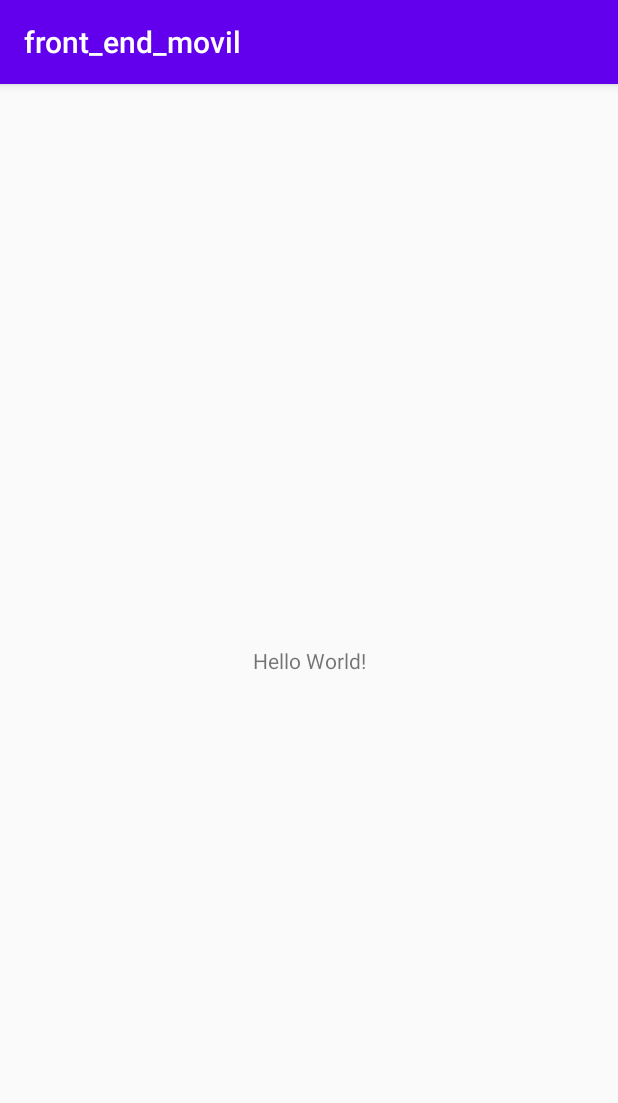
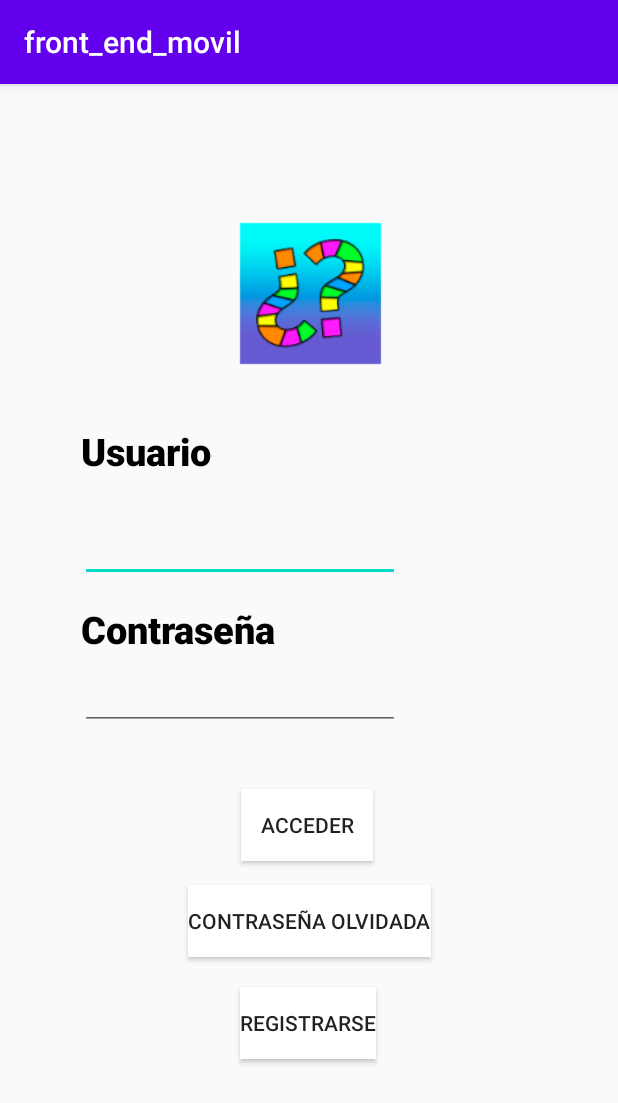
Before and after one commit to UNIZAR-30226-2021-10/front-end-movil, an Android app: the screen it shows after launch (MenuPrincipal), on a phone screen of 412 x 824 dp. Shown: the top 1103 px of the screen. Run offline under Robolectric (Android 15) with nearby library versions, the phone set to English and light mode, and no system bars.

Commit message:
avanzada pantalla menu principal falta posicionar bien los objetos

```diff
--- a/app/src/main/java/eina/unizar/front_end_movil/MenuPrincipal.java
+++ b/app/src/main/java/eina/unizar/front_end_movil/MenuPrincipal.java
@@ -6,6 +6,7 @@ import android.content.Intent;
 import android.os.Bundle;
 import android.view.View;
 import android.widget.Button;
+import android.widget.EditText;
 
 public class MenuPrincipal extends AppCompatActivity {
 
@@ -15,6 +16,9 @@ public class MenuPrincipal extends AppCompatActivity {
     private static final int OPTION_ACCEDER = 0;
     private static final int OPTION_PASSWORD = 1;
     private static final int OPTION_REGISTRO = 2;
+
+    private EditText usuario;
+    private EditText password;
 
     /**
      * Called when the activity is first created.
@@ -27,6 +31,11 @@ public class MenuPrincipal extends AppCompatActivity {
         super.onCreate(savedInstanceState);
         setContentView(R.layout.menu_principal);
 
+        //EDIT TEXT DE USUARIO
+        usuario = findViewById(R.id.nombre_usuario);
+        //EDIT TEXT DE CONTRASEÑA
+        password = findViewById(R.id.texto_contasenya);
+
         // Botón de acceder/iniciar sesión
         Button accederButton = (Button) findViewById(R.id.acceder);
         /*accederButton.setOnClickListener(new View.OnClickListener() {
@@ -37,22 +46,22 @@ public class MenuPrincipal extends AppCompatActivity {
             }
         });*/
 
-        // Botón de mostrar listas de compra
-        Button categoriasButton = (Button) findViewById(R.id.categorias);
-        /*categoriasButton.setOnClickListener(new View.OnClickListener() {
+        // Botón de olvidar la contraseña
+        Button passwordButton = (Button) findViewById(R.id.password);
+        /*passwordButton.setOnClickListener(new View.OnClickListener() {
             @Override
             public void onClick(View v) {
-                Intent intent = new Intent (v.getContext(), CategoriaPad.class);
-                startActivityForResult(intent, OPTION_CATEGORIAS);
+                Intent intent = new Intent (v.getContext(), CambiarPassword.class);
+                startActivityForResult(intent, OPTION_PASSWORD);
             }
         });*/
 
-        // Botón de mostrar listas de compra
-        Button categoriasButton = (Button) findViewById(R.id.categorias);
-        /*categoriasButton.setOnClickListener(new View.OnClickListener() {
+        // Botón de registrarse
+        Button registroButton = (Button) findViewById(R.id.registro);
+        /*registroButton.setOnClickListener(new View.OnClickListener() {
             @Override
             public void onClick(View v) {
-                Intent intent = new Intent (v.getContext(), CategoriaPad.class);
+                Intent intent = new Intent (v.getContext(), RegistroUsuario.class);
                 startActivityForResult(intent, OPTION_CATEGORIAS);
             }
         });*/
--- a/app/src/main/res/layout/menu_principal.xml
+++ b/app/src/main/res/layout/menu_principal.xml
@@ -6,13 +6,134 @@
     android:layout_height="match_parent"
     tools:context=".MenuPrincipal">
 
+    <ImageView
+        android:id="@+id/imageView"
+        android:layout_width="103dp"
+        android:layout_height="95dp"
+        android:layout_marginStart="155dp"
+        android:layout_marginLeft="155dp"
+        android:layout_marginTop="74dp"
+        android:layout_marginEnd="154dp"
+        android:layout_marginRight="154dp"
+        android:layout_marginBottom="563dp"
+        app:layout_constraintBottom_toBottomOf="parent"
+        app:layout_constraintEnd_toEndOf="parent"
+        app:layout_constraintStart_toStartOf="parent"
+        app:layout_constraintTop_toTopOf="parent"
+        app:srcCompat="@mipmap/imagenlogo" />
+
     <TextView
+        android:layout_width="143dp"
+        android:layout_height="38dp"
+        android:fontFamily="sans-serif-black"
+        android:text="Usuario"
+        android:textColor="@android:color/black"
+        android:textSize="25dp"
+        app:layout_constraintBottom_toBottomOf="parent"
+        app:layout_constraintHorizontal_bias="0.201"
+        app:layout_constraintLeft_toLeftOf="parent"
+        app:layout_constraintRight_toRightOf="parent"
+        app:layout_constraintTop_toTopOf="parent"
+        app:layout_constraintVertical_bias="0.311" />
+
+    <EditText
+        android:id="@+id/nombre_usuario"
         android:layout_width="wrap_content"
         android:layout_height="wrap_content"
-        android:text="Hello World!"
+        android:layout_marginStart="55dp"
+        android:layout_marginLeft="55dp"
+        android:layout_marginTop="268dp"
+        android:layout_marginEnd="147dp"
+        android:layout_marginRight="147dp"
+        android:layout_marginBottom="418dp"
+        android:ems="10"
+        android:inputType="textPersonName"
         app:layout_constraintBottom_toBottomOf="parent"
+        app:layout_constraintEnd_toEndOf="parent"
+        app:layout_constraintStart_toStartOf="parent"
+        app:layout_constraintTop_toTopOf="parent" />
+
+    <TextView
+        android:layout_width="143dp"
+        android:layout_height="38dp"
+        android:fontFamily="sans-serif-black"
+        android:text="Contraseña"
+        android:textColor="@android:color/black"
+        android:textSize="25dp"
+        app:layout_constraintBottom_toBottomOf="parent"
+        app:layout_constraintHorizontal_bias="0.201"
         app:layout_constraintLeft_toLeftOf="parent"
         app:layout_constraintRight_toRightOf="parent"
+        app:layout_constraintTop_toTopOf="parent"
+        app:layout_constraintVertical_bias="0.474" />
+
+    <EditText
+        android:id="@+id/texto_contasenya"
+        android:layout_width="wrap_content"
+        android:layout_height="wrap_content"
+        android:layout_marginStart="55dp"
+        android:layout_marginLeft="55dp"
+        android:layout_marginTop="367dp"
+        android:layout_marginEnd="147dp"
+        android:layout_marginRight="147dp"
+        android:layout_marginBottom="319dp"
+        android:ems="10"
+        android:inputType="textPassword"
+        app:layout_constraintBottom_toBottomOf="parent"
+        app:layout_constraintEnd_toEndOf="parent"
+        app:layout_constraintStart_toStartOf="parent"
         app:layout_constraintTop_toTopOf="parent" />
 
+    <Button
+        android:id="@+id/acceder"
+        android:layout_width="wrap_content"
+        android:layout_height="wrap_content"
+        android:layout_marginStart="160dp"
+        android:layout_marginLeft="160dp"
+        android:layout_marginTop="451dp"
+        android:layout_marginEnd="163dp"
+        android:layout_marginRight="163dp"
+        android:layout_marginBottom="232dp"
+        android:background="@android:color/white"
+        android:text="ACCEDER"
+        app:layout_constraintBottom_toBottomOf="parent"
+        app:layout_constraintEnd_toEndOf="parent"
+        app:layout_constraintStart_toStartOf="parent"
+        app:layout_constraintTop_toTopOf="parent" />
+
+    <Button
+        android:id="@+id/password"
+        android:layout_width="wrap_content"
+        android:layout_height="wrap_content"
+        android:layout_marginStart="125dp"
+        android:layout_marginLeft="125dp"
+        android:layout_marginTop="515dp"
+        android:layout_marginEnd="125dp"
+        android:layout_marginRight="125dp"
+        android:layout_marginBottom="168dp"
+        android:background="@android:color/white"
+        android:text="CONTRASEÑA OLVIDADA"
+        app:layout_constraintBottom_toBottomOf="parent"
+        app:layout_constraintEnd_toEndOf="parent"
+        app:layout_constraintStart_toStartOf="parent"
+        app:layout_constraintTop_toTopOf="parent" />
+
+    <Button
+        android:id="@+id/registro"
+        android:layout_width="wrap_content"
+        android:layout_height="wrap_content"
+        android:layout_marginStart="160dp"
+        android:layout_marginLeft="160dp"
+        android:layout_marginTop="583dp"
+        android:layout_marginEnd="161dp"
+        android:layout_marginRight="161dp"
+        android:layout_marginBottom="100dp"
+        android:background="@android:color/white"
+        android:text="REGISTRARSE"
+        app:layout_constraintBottom_toBottomOf="parent"
+        app:layout_constraintEnd_toEndOf="parent"
+        app:layout_constraintStart_toStartOf="parent"
+        app:layout_constraintTop_toTopOf="parent" />
+
+
 </androidx.constraintlayout.widget.ConstraintLayout>
--- a/app/src/main/res/values/strings.xml
+++ b/app/src/main/res/values/strings.xml
@@ -1,3 +1,8 @@
 <resources>
     <string name="app_name">front_end_movil</string>
+    <item name="acceder" type="id" />
+    <item name="password" type="id" />
+    <item name="registro" type="id" />
+    <item name="nombre_usuario" type="id" />
+    <item name="texto_contasenya" type="id" />
 </resources>
```
Also changed, not shown: app/src/main/res/mipmap-xxxhdpi/imagenlogo.PNG (added).
